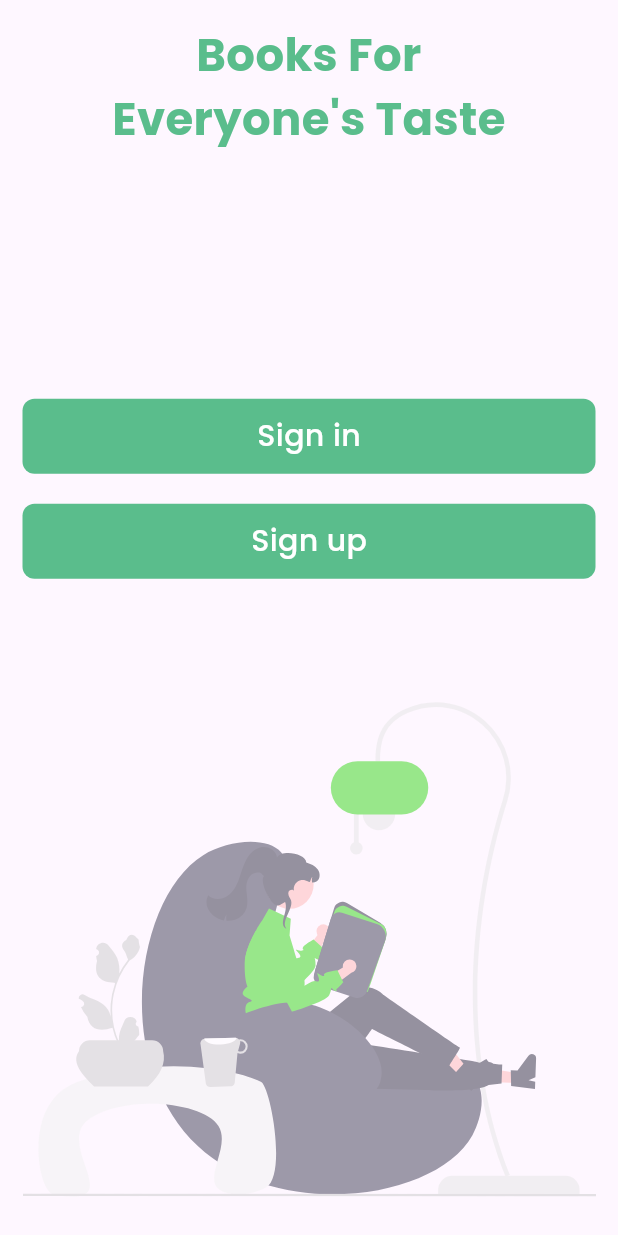
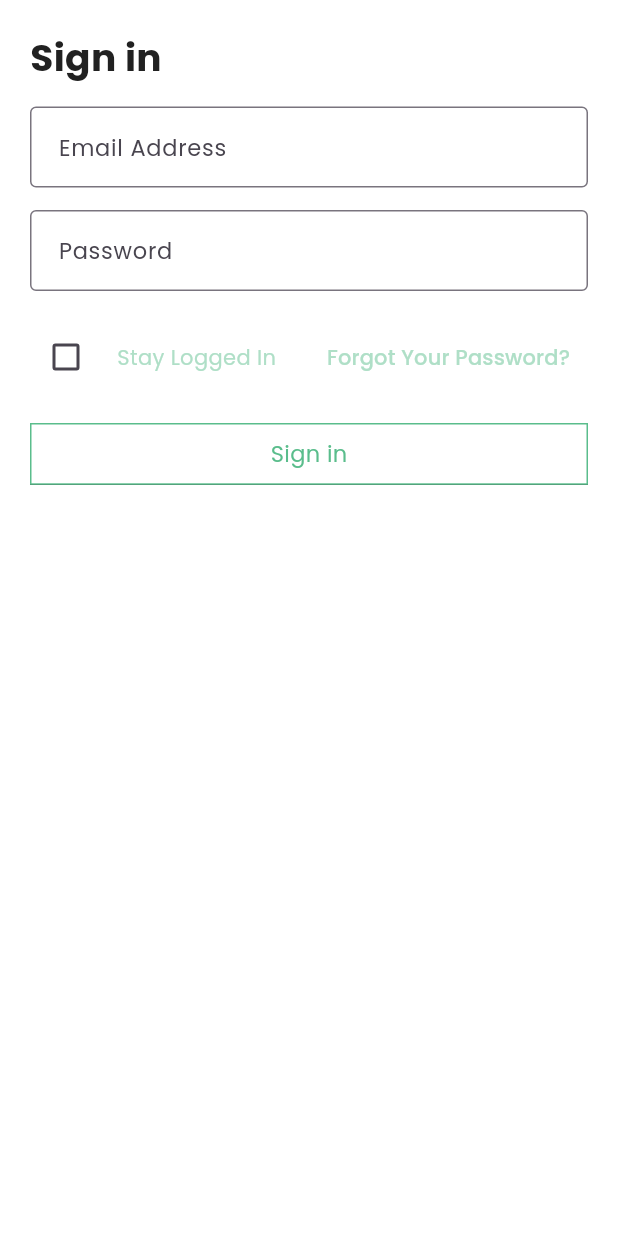
Before and after one commit to Rawat-Arjun/kitaabe-World_of_Books, a Flutter app: the GetStartedView screen opened directly, after a tap on "Let's dive into Kittabe", after a tap on "Sign in", on a phone screen of 412 x 824 dp. Run offline on Flutter 3.47's test engine with Material 3 defaults, Android fonts, the phone set to English and light mode, and no system bars; our stand-ins replace flutter_svg, google_fonts.

Commit message:
add signinn view

```diff
--- a/lib/common/custom_button.dart
+++ b/lib/common/custom_button.dart
@@ -4,19 +4,16 @@ class CustomButton extends StatelessWidget {
   final VoidCallback onPressed;
   final double? minHeight;
   final double? minWidth;
-  final Color color;
-  final BoxShape shape;
-  final BorderRadius? borderRadius;
+
+  final BoxDecoration? boxDecoration;
   final Widget child;
 
   const CustomButton({
     super.key,
-    required this.onPressed,
     this.minHeight,
     this.minWidth,
-    this.borderRadius,
-    required this.color,
-    required this.shape,
+    this.boxDecoration,
+    required this.onPressed,
     required this.child,
   });
 
@@ -27,11 +24,7 @@ class CustomButton extends StatelessWidget {
       child: Container(
         height: minHeight,
         width: minWidth,
-        decoration: BoxDecoration(
-          color: color,
-          borderRadius: borderRadius,
-          shape: shape,
-        ),
+        decoration: boxDecoration,
         child: child,
       ),
     );
--- a/lib/views/auth/sign_in_view.dart
+++ b/lib/views/auth/sign_in_view.dart
@@ -0,0 +1,159 @@
+import 'package:flutter/material.dart';
+import 'package:google_fonts/google_fonts.dart';
+import 'package:kitaabe/common/color_extension.dart';
+import 'package:kitaabe/common/custom_button.dart';
+
+class SignInView extends StatefulWidget {
+  const SignInView({super.key});
+
+  @override
+  State<SignInView> createState() => _SignInViewState();
+}
+
+class _SignInViewState extends State<SignInView> {
+  final _formKey = GlobalKey<FormState>();
+  final emailController = TextEditingController();
+  final passwordController = TextEditingController();
+  bool isStaySignin = false;
+  bool isSigninButtonPressed = false;
+  @override
+  Widget build(BuildContext context) {
+    var media = MediaQuery.of(context).size;
+    return Scaffold(
+      backgroundColor: Colors.white,
+      body: Form(
+        key: _formKey,
+        child: SingleChildScrollView(
+          child: Padding(
+            padding: const EdgeInsets.all(20),
+            child: Column(
+              crossAxisAlignment: CrossAxisAlignment.start,
+              children: [
+                Text(
+                  'Sign in',
+                  style: GoogleFonts.poppins(
+                    color: TColor.text,
+                    fontSize: 25,
+                    fontWeight: FontWeight.w700,
+                  ),
+                ),
+                SizedBox(height: 15),
+                TextField(
+                  controller: emailController,
+                  keyboardType: TextInputType.emailAddress,
+                  decoration: InputDecoration(
+                    border: OutlineInputBorder(),
+                    contentPadding: EdgeInsets.symmetric(
+                      horizontal: 15,
+                      vertical: 15,
+                    ),
+                    hintText: 'Email Address',
+                    hintStyle: GoogleFonts.poppins(fontSize: 15),
+                  ),
+                ),
+                SizedBox(height: 15),
+                TextField(
+                  controller: passwordController,
+                  obscureText: true,
+                  decoration: InputDecoration(
+                    border: OutlineInputBorder(),
+                    contentPadding: EdgeInsets.symmetric(
+                      horizontal: 15,
+                      vertical: 15,
+                    ),
+                    hintText: 'Password',
+                    hintStyle: GoogleFonts.poppins(fontSize: 15),
+                  ),
+                ),
+                SizedBox(
+                  height: 20,
+                ),
+                Row(
+                  children: [
+                    Checkbox(
+                      activeColor: TColor.primary,
+                      value: isStaySignin,
+                      onChanged: (value) {
+                        setState(() {
+                          isStaySignin = value!;
+                        });
+                      },
+                    ),
+                    SizedBox(
+                      width: 10,
+                    ),
+                    Text(
+                      'Stay Logged In',
+                      style: GoogleFonts.poppins(
+                        color: TColor.primaryLight,
+                      ),
+                    ),
+                    Spacer(),
+                    TextButton(
+                      onPressed: () {},
+                      child: Text(
+                        'Forgot Your Password?',
+                        style: GoogleFonts.poppins(
+                          color: TColor.primaryLight,
+                        ),
+                      ),
+                    ),
+                  ],
+                ),
+                SizedBox(
+                  height: 20,
+                ),
+                CustomButton(
+                  minWidth: double.infinity,
+                  minHeight: media.height * 0.05,
+                  onPressed: () async {
+                    FocusScope.of(context).unfocus();
+                    setState(() {
+                      isSigninButtonPressed = true;
+                    });
+
+                    await Future.delayed(
+                      Duration(seconds: 1),
+                    );
+                    setState(() {
+                      isSigninButtonPressed = false;
+                    });
+                  },
+                  boxDecoration: BoxDecoration(
+                    color: isSigninButtonPressed == false
+                        ? Colors.white
+                        : TColor.primary,
+                    border: Border.all(
+                      color: TColor.primary,
+                    ),
+                    boxShadow: [
+                      isSigninButtonPressed == false
+                          ? BoxShadow()
+                          : BoxShadow(
+                              color: Color.fromRGBO(33, 33, 33, 0.5),
+                              spreadRadius: 2,
+                              blurRadius: 6,
+                              offset: Offset(0, 3),
+                            ),
+                    ],
+                  ),
+                  child: Center(
+                    child: Text(
+                      'Sign in',
+                      style: GoogleFonts.poppins(
+                        color: isSigninButtonPressed == false
+                            ? TColor.primary
+                            : Colors.white,
+                        fontSize: 15,
+                      ),
+                    ),
+                  ),
+                ),
+              ],
+            ),
+          ),
+        ),
+      ),
+    );
+  }
+}
--- a/lib/views/auth/welcome_view.dart
+++ b/lib/views/auth/welcome_view.dart
@@ -3,6 +3,7 @@ import 'package:flutter_svg/svg.dart';
 import 'package:google_fonts/google_fonts.dart';
 import 'package:kitaabe/common/color_extension.dart';
 import 'package:kitaabe/common/custom_button.dart';
+import 'package:kitaabe/views/auth/sign_in_view.dart';
 
 class WelcomeView extends StatefulWidget {
   const WelcomeView({super.key});
@@ -41,10 +42,18 @@ class _WelcomeViewState extends State<WelcomeView> {
                 CustomButton(
                   minWidth: double.maxFinite,
                   minHeight: 50,
-                  onPressed: () {},
+                  onPressed: () {
+                    Navigator.of(context).pushReplacement(
+                      MaterialPageRoute(
+                        builder: (context) => const SignInView(),
+                      ),
+                    );
+                  },
+                  boxDecoration: BoxDecoration(
                     color: TColor.primary,
                     shape: BoxShape.rectangle,
                     borderRadius: BorderRadius.circular(8),
+                  ),
                   child: Center(
                     child: Text(
                       'Sign in',
@@ -62,10 +71,18 @@ class _WelcomeViewState extends State<WelcomeView> {
                 CustomButton(
                   minWidth: double.maxFinite,
                   minHeight: 50,
-                  onPressed: () {},
+                  onPressed: () {
+                    // Navigator.of(context).pushReplacement(
+                    //   MaterialPageRoute(
+                    //     builder: (context) => const SignUpView(),
+                    //   ),
+                    // );
+                  },
+                  boxDecoration: BoxDecoration(
                     color: TColor.primary,
                     shape: BoxShape.rectangle,
                     borderRadius: BorderRadius.circular(8),
+                  ),
                   child: Center(
                     child: Text(
                       'Sign up',
@@ -83,7 +100,7 @@ class _WelcomeViewState extends State<WelcomeView> {
                 Opacity(
                   opacity: 0.5,
                   child: SvgPicture.asset(
-                    'assets/images/on_3.svg',
+                    'assets/images/welcome.svg',
                     placeholderBuilder: (context) =>
                         CircularProgressIndicator(),
                     width: double.infinity,
--- a/lib/views/get_started_view.dart
+++ b/lib/views/get_started_view.dart
@@ -28,9 +28,11 @@ class _GetStartedViewState extends State<GetStartedView> {
               ),
             );
           },
-          color: TColor.primary,
-          shape: BoxShape.rectangle,
-          borderRadius: BorderRadius.circular(8),
+          boxDecoration: BoxDecoration(
+            color: TColor.primary,
+            shape: BoxShape.rectangle,
+            borderRadius: BorderRadius.circular(8),
+          ),
           child: Center(
             child: Text(
               "Let's dive into Kittabe",
```
Lines whose indentation alone changed are shown as unchanged.
